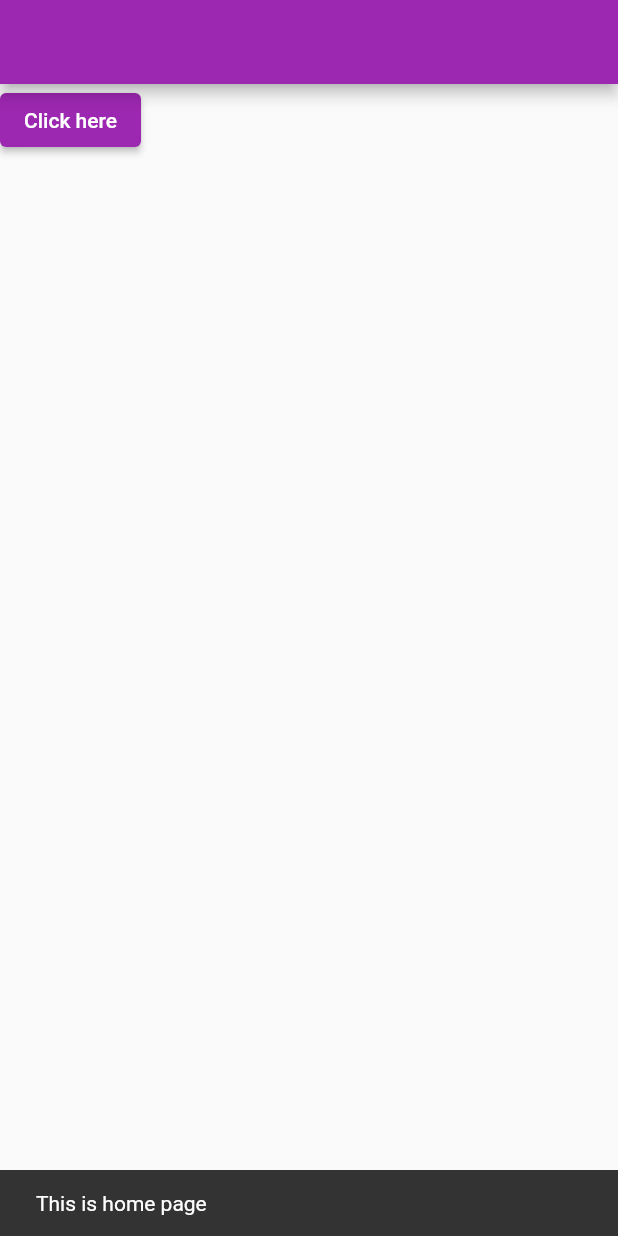
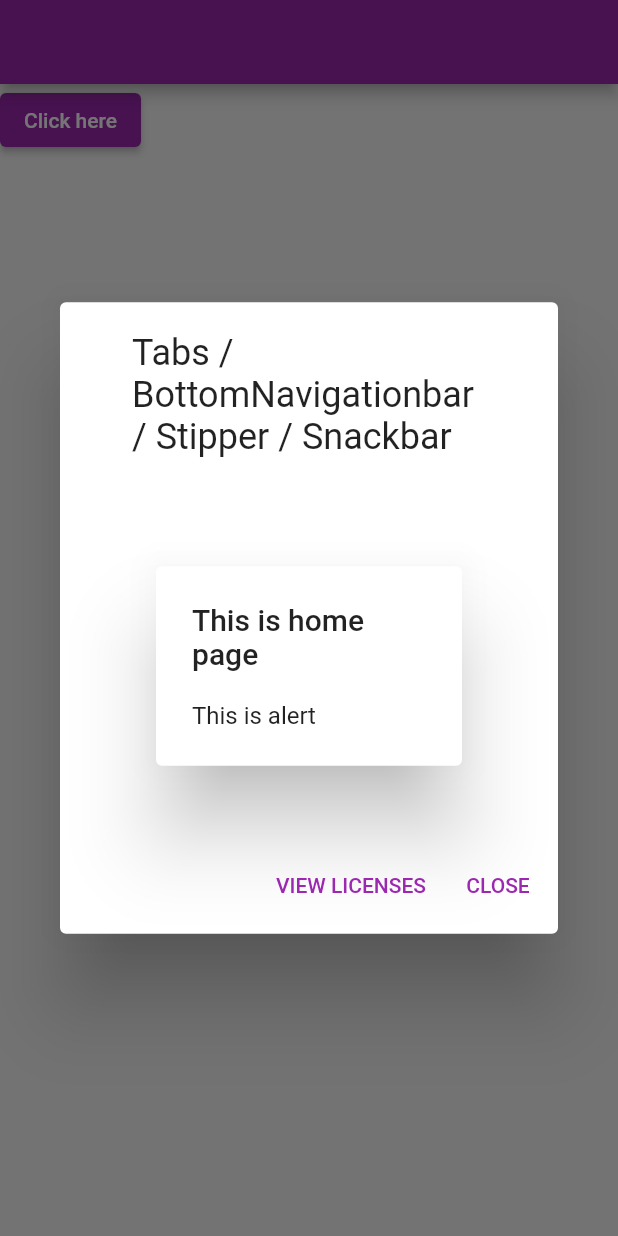
Before and after one commit to AmalNaroth/Tabs--BottomNavigationbar-Stipper-Snackbar, a Flutter app: the screen it shows after launch, after a tap on "Click here", on a phone screen of 412 x 824 dp. Run offline on Flutter 3.47's test engine with Material 2 defaults, Android fonts, the phone set to English and light mode, and no system bars.

Commit message:
snackbar and showdialog

```diff
--- a/lib/home.dart
+++ b/lib/home.dart
@@ -8,14 +8,20 @@ class Homepage extends StatefulWidget {
 }
 
 class _HomepageState extends State<Homepage> {
+  AlertDialog dialog=AlertDialog(
+    content: Text("This is alert"),
+    title: Text("This is home page"),
+  );
   @override
   Widget build(BuildContext context) {
     return  Scaffold(
       appBar: AppBar(),
       body: Container(
         child: ElevatedButton(onPressed: (){
-          ScaffoldMessenger.of(context).showSnackBar(SnackBar(content: Text("This is home page"),duration: Duration(seconds: 1),));
-
+          // ScaffoldMessenger.of(context).showSnackBar(SnackBar(content: Text("This is home page"),duration: Duration(seconds: 1),));
+          showAboutDialog(context:context,children: [
+            dialog
+          ]);
         }, child: Text("Click here")),
       ),
     );
```
